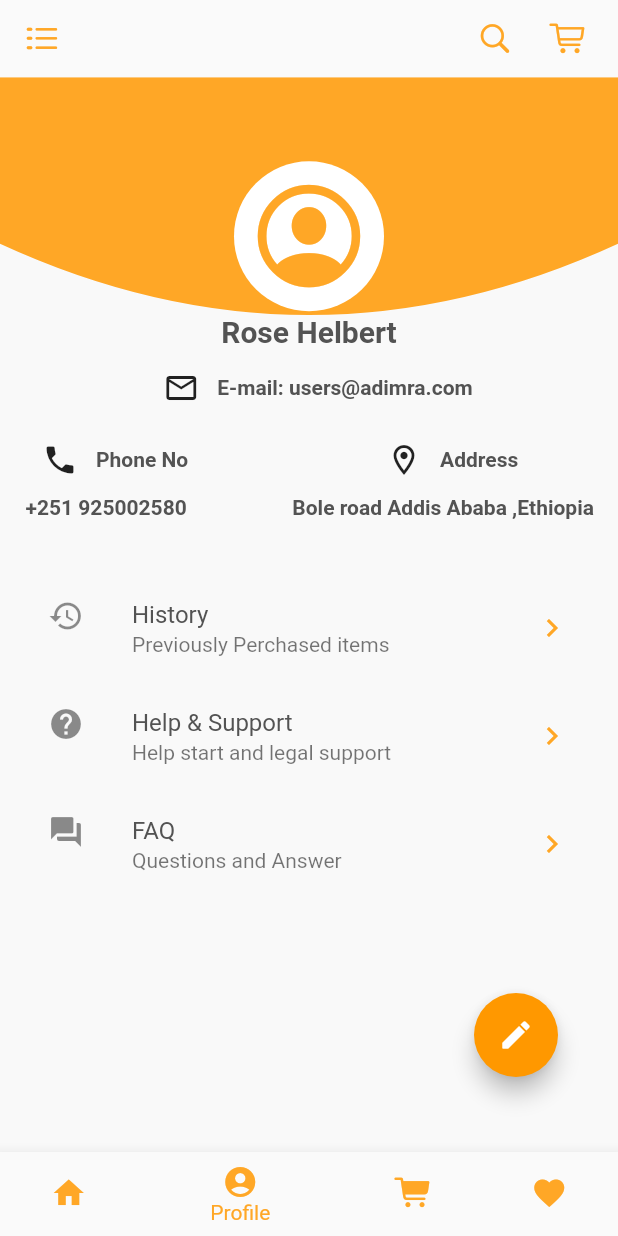
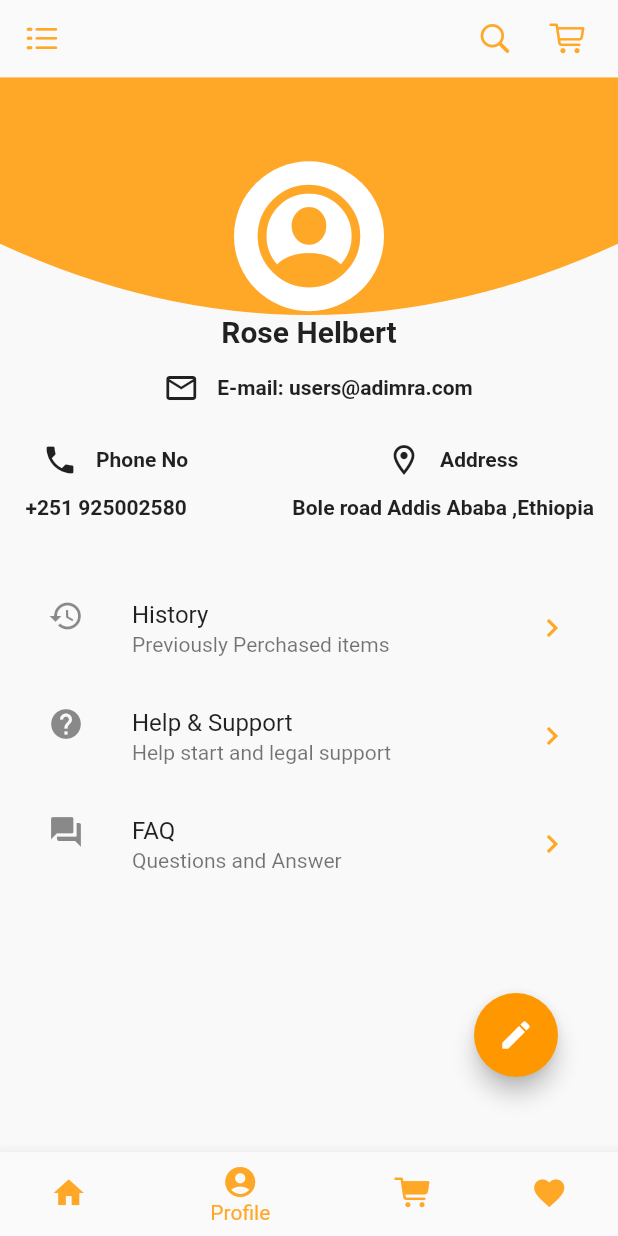
Before and after one commit to RCNDC/adimera_mobile_app, a Flutter app: the screen it shows after launch, item 2 of the bottom bar chosen, on a phone screen of 412 x 824 dp. Run offline on Flutter 3.47's test engine with Material 2 defaults, Android fonts, the light colour scheme and no system bars; our stand-ins replace carousel_slider, flutter_svg; network calls fail.

Commit message:
third commint

```diff
--- a/lib/Services/Api_Manager.dart
+++ b/lib/Services/Api_Manager.dart
@@ -7,7 +7,7 @@ import 'package:http/http.dart' as http;
 
 class ApiManager {
   Future<MainProduct> getProduct() async {
-    var url = Uri.parse('http://192.168.1.6:3000/user/getAllProducts/0');
+    var url = Uri.parse('https://api.adimera.com/user/getAllProducts/0');
     var productModel;
     try {
       var client = http.Client();
@@ -25,7 +25,7 @@ class ApiManager {
   }
 
   Future<ProductImage> getProductImage() async {
-    var url = Uri.parse('http://192.168.1.6:3000/user/getProductImages/172');
+    var url = Uri.parse('https://api.adimera.com/user/getProductImages/172');
     var productimageModel;
     try {
       var client = http.Client();
@@ -43,7 +43,7 @@ class ApiManager {
   }
 
   static Future<Catagory> getCatagory() async {
-    var url = Uri.parse('http://192.168.1.6:3000/user/getAllCatagory');
+    var url = Uri.parse('https://api.adimera.com/user/getAllCatagory');
     var catagoryModel;
     try {
       var client = http.Client();
--- a/lib/main.dart
+++ b/lib/main.dart
@@ -1,4 +1,3 @@
-import 'package:adimera_mobile_app/constants.dart';
 import 'package:adimera_mobile_app/screens/home/home_screen.dart';
 import 'package:flutter/material.dart';
 
@@ -10,12 +9,27 @@ class MyApp extends StatelessWidget {
   // This widget is the root of your application.
   @override
   Widget build(BuildContext context) {
+    Map<int, Color> color = {
+      50: Color.fromRGBO(136, 14, 79, .1),
+      100: Color.fromRGBO(136, 14, 79, .2),
+      200: Color.fromRGBO(136, 14, 79, .3),
+      300: Color.fromRGBO(136, 14, 79, .4),
+      400: Color.fromRGBO(136, 14, 79, .5),
+      500: Color.fromRGBO(136, 14, 79, .6),
+      600: Color.fromRGBO(136, 14, 79, .7),
+      700: Color.fromRGBO(136, 14, 79, .8),
+      800: Color.fromRGBO(136, 14, 79, .9),
+      900: Color.fromRGBO(136, 14, 79, 1),
+    };
+    MaterialColor colorcustom = MaterialColor(0xFFFFA728, color);
     return MaterialApp(
       debugShowCheckedModeBanner: false,
       title: 'Flutter Demo',
       theme: ThemeData(
-        textTheme: Theme.of(context).textTheme.apply(bodyColor: kTextColor),
-        visualDensity: VisualDensity.adaptivePlatformDensity,
+        accentColor: colorcustom,
+        primarySwatch: colorcustom,
+        // textTheme: Theme.of(context).textTheme.apply(bodyColor: kTextColor),
+        // visualDensity: VisualDensity.adaptivePlatformDensity,
       ),
       home: HomeScreen(),
     );
--- a/lib/screens/Profile/profile_page.dart
+++ b/lib/screens/Profile/profile_page.dart
@@ -85,7 +85,7 @@ class ProfilePage extends StatelessWidget {
                                 ],
                               ),
                               Text(
-                                '+251 925002580',
+                                '+251 925002580'.trim(),
                                 style: TextStyle(fontWeight: FontWeight.bold),
                               )
                             ],
@@ -98,16 +98,20 @@ class ProfilePage extends StatelessWidget {
                                   IconButton(
                                       icon: Icon(Icons.location_on_outlined),
                                       onPressed: () {}),
-                                  Text(
-                                    'Address',
-                                    style:
-                                        TextStyle(fontWeight: FontWeight.bold),
+                                  Flexible(
+                                    child: Text(
+                                      'Address',
+                                      style: TextStyle(
+                                          fontWeight: FontWeight.bold),
+                                    ),
                                   )
                                 ],
                               ),
-                              Text(
-                                'Bole road Addis Ababa ,Ethiopia',
-                                style: TextStyle(fontWeight: FontWeight.bold),
+                              Flexible(
+                                child: Text(
+                                  'Bole road Addis Ababa ,Ethiopia',
+                                  style: TextStyle(fontWeight: FontWeight.bold),
+                                ),
                               )
                             ],
                           ),
```
Also changed, not shown: lib/screens/cart/components/cart_card.dart (+9 -5 lines), lib/screens/home/components/catagory_card.dart (+8 -3 lines), lib/screens/home/components/item_card.dart (+11 -10 lines).
